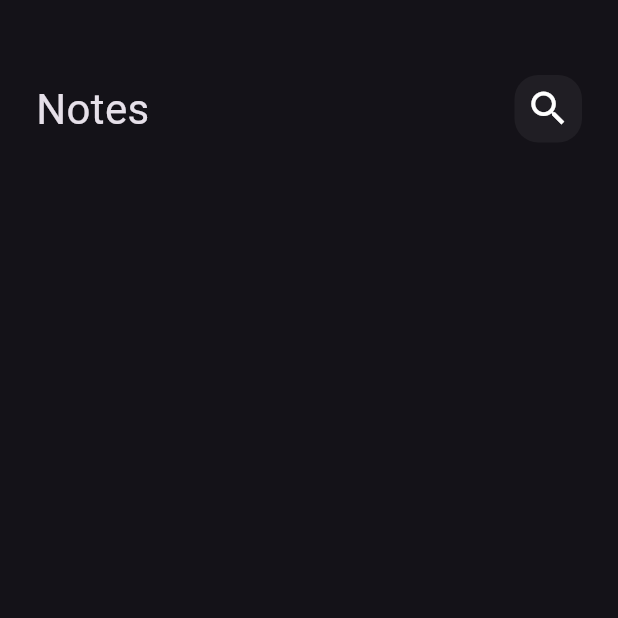
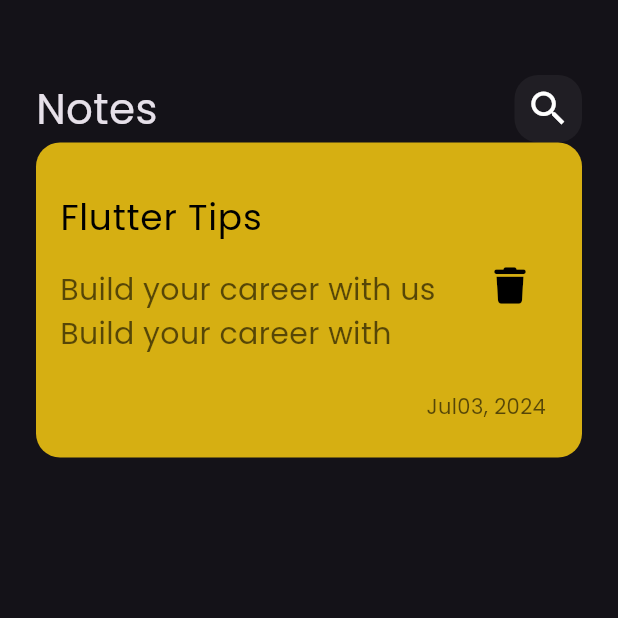
Before and after one commit to Jalo1982/notes_app, a Flutter app: the screen it shows after launch, on a phone screen of 412 x 824 dp, the top half of it. Run offline on Flutter 3.47's test engine with Material 3 defaults, Android fonts, the phone set to English and light mode, and no system bars; our stand-ins replace font_awesome_flutter.

Commit message:
create note item and added font

```diff
--- a/lib/main.dart
+++ b/lib/main.dart
@@ -11,7 +11,7 @@ class NotesApp extends StatelessWidget {
   @override
   Widget build(BuildContext context) {
     return MaterialApp(
-      theme: ThemeData.dark(),
+      theme: ThemeData(brightness: Brightness.dark, fontFamily: 'Poppins'),
       home: const NotesView(),
     );
   }
--- /dev/null
+++ b/lib/views/widgets/custom_note_item.dart
@@ -0,0 +1,51 @@
+import 'package:flutter/material.dart';
+import 'package:font_awesome_flutter/font_awesome_flutter.dart';
+
+class NoteItem extends StatelessWidget {
+  const NoteItem({super.key});
+
+  @override
+  Widget build(BuildContext context) {
+    return Container(
+      padding: const EdgeInsets.only(top: 24, bottom: 24),
+      decoration: BoxDecoration(
+        color: const Color.fromARGB(255, 214, 175, 18),
+        borderRadius: BorderRadius.circular(16),
+      ),
+      child: Column(
+        crossAxisAlignment: CrossAxisAlignment.end,
+        children: [
+          ListTile(
+            title: const Text(
+              'Flutter Tips',
+              style: TextStyle(color: Colors.black, fontSize: 24),
+            ),
+            subtitle: Padding(
+              padding: const EdgeInsets.symmetric(vertical: 16),
+              child: Text(
+                'Build your career with us Build your career with ',
+                style: TextStyle(
+                    color: Colors.black.withOpacity(0.6), fontSize: 20),
+              ),
+            ),
+            trailing: IconButton(
+              onPressed: () {},
+              icon: Icon(
+                FontAwesomeIcons.trash,
+                color: Colors.black,
+                size: 24,
+              ),
+            ),
+          ),
+          Padding(
+            padding: const EdgeInsets.only(right: 24),
+            child: Text(
+              'Jul03, 2024',
+              style: TextStyle(color: Colors.black.withOpacity(0.6)),
+            ),
+          )
+        ],
+      ),
+    );
+  }
+}
--- a/lib/views/widgets/notes_view_body.dart
+++ b/lib/views/widgets/notes_view_body.dart
@@ -1,5 +1,6 @@
 import 'package:flutter/material.dart';
 import 'package:notes_app/views/widgets/custom_app_bar.dart';
+import 'package:notes_app/views/widgets/custom_note_item.dart';
 
 class NotesViewBody extends StatelessWidget {
   const NotesViewBody({super.key});
@@ -12,6 +13,7 @@ class NotesViewBody extends StatelessWidget {
         children: [
           SizedBox(height: 50),
           CustomAppBar(),
+          NoteItem(),
         ],
       ),
     );
```
Also changed, not shown: pubspec.yaml (+8 -25 lines), assets/fonts/Poppins-Regular.ttf (added), pubspec.lock.
